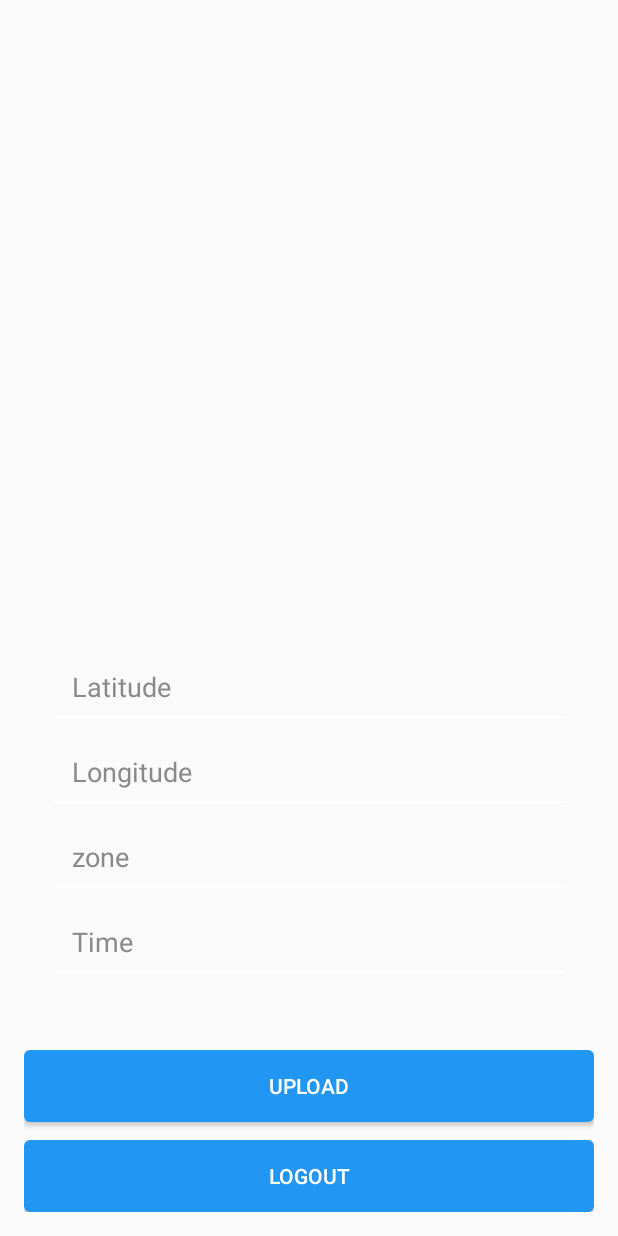
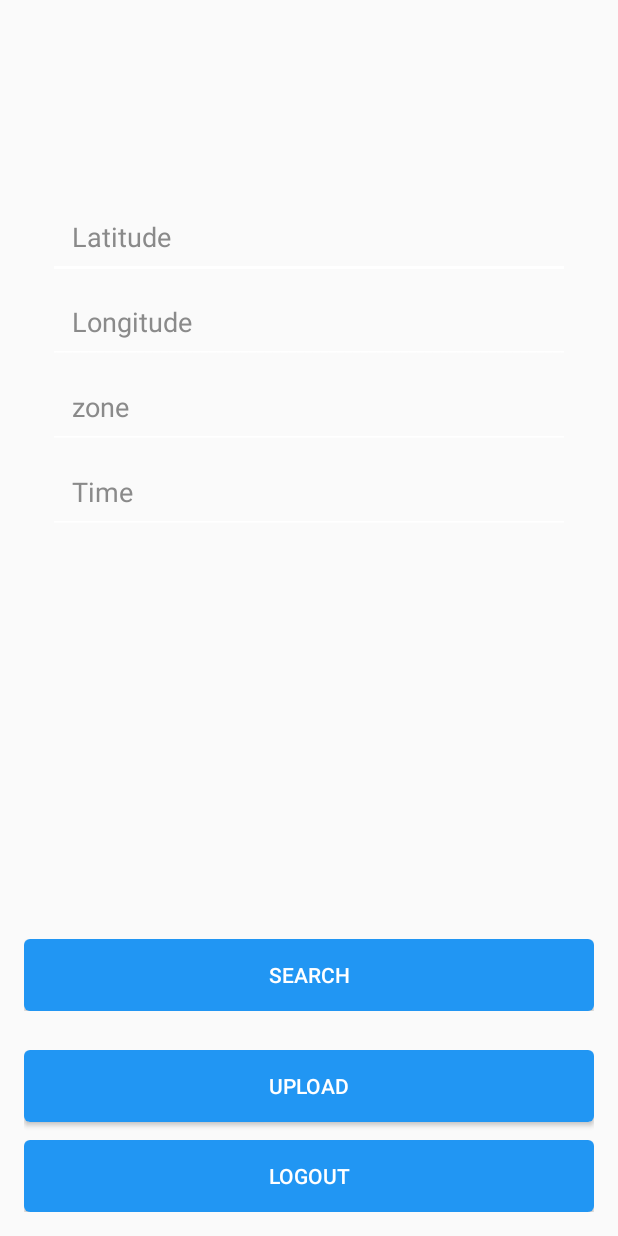
Before and after one commit to gvikram31/Farm-Analyzer, an Android app: the MainActivity screen opened directly, with no data from a screen before it, on a phone screen of 412 x 824 dp. Run offline under Robolectric (Android 15) with nearby library versions, the phone set to English and light mode, and no system bars; 2 statements that could not run were skipped.

Commit message:
finished Search Single image

```diff
--- a/MyFarm/app/src/main/java/com/example/tsycp/myfarm/network/config/Config.java
+++ b/MyFarm/app/src/main/java/com/example/tsycp/myfarm/network/config/Config.java
@@ -6,5 +6,6 @@ public class Config {
     public static final String API_LOGIN = BASE_URL + "/user";
     public static final String API_REGISTER = BASE_URL + "/register";
     public static final String API_UPLOAD = BASE_URL + "/upload";
+    public static final String API_SEARCH = BASE_URL + "/search";
 
 }
--- a/MyFarm/app/src/main/res/layout/activity_main.xml
+++ b/MyFarm/app/src/main/res/layout/activity_main.xml
@@ -16,7 +16,6 @@
         android:layout_height="wrap_content"
         android:layout_alignParentTop="true"
         android:layout_centerHorizontal="true"
-        android:layout_marginTop="48dp"
         android:orientation="vertical">
 
         <TextView
@@ -40,9 +39,9 @@
     <LinearLayout
         android:layout_width="match_parent"
         android:layout_height="wrap_content"
-        android:layout_alignParentBottom="true"
+        android:layout_alignParentTop="true"
         android:layout_centerHorizontal="true"
-        android:layout_marginBottom="136dp"
+        android:layout_marginTop="97dp"
         android:orientation="vertical"
         android:paddingBottom="@dimen/activity_vertical_margin"
         android:paddingLeft="@dimen/activity_horizontal_margin"
@@ -101,6 +100,24 @@
 
     <LinearLayout
         android:layout_width="match_parent"
+        android:layout_height="wrap_content"
+        android:layout_alignParentBottom="true"
+        android:layout_centerHorizontal="true"
+        android:layout_marginBottom="134dp"
+        android:orientation="vertical">
+
+        <Button
+            android:id="@+id/btn_search"
+            android:layout_width="match_parent"
+            android:layout_height="wrap_content"
+            android:background="@drawable/btn_background_2"
+            android:text="@string/search"
+            android:textColor="@android:color/white" />
+
+    </LinearLayout>
+
+    <LinearLayout
+        android:layout_width="match_parent"
         android:layout_height="108dp"
         android:layout_alignParentBottom="true"
         android:layout_centerHorizontal="true"
--- a/MyFarm/app/src/main/res/values/strings.xml
+++ b/MyFarm/app/src/main/res/values/strings.xml
@@ -17,5 +17,6 @@
     <string name="Timestamp">Time</string>
     <string name="greeting">Hi, %s :)</string>
     <string name="title">MyFarm</string>
+    <string name="search">Search</string>
 
 </resources>
```
Also changed, not shown: MyFarm/app/src/main/java/com/example/tsycp/myfarm/MainActivity.java (+82 -5 lines), MyFarm/app/src/main/java/com/example/tsycp/myfarm/model/Image.java (added, +17 -0 lines), MyFarm/app/src/main/java/com/example/tsycp/myfarm/model/ImageData.java (added, +53 -0 lines), MyFarm/app/src/main/java/com/example/tsycp/myfarm/network/SearchService.java (added, +24 -0 lines), MyFarm/app/src/main/java/com/example/tsycp/myfarm/network/interfaces/SearchInterface.java (added, +23 -0 lines).
